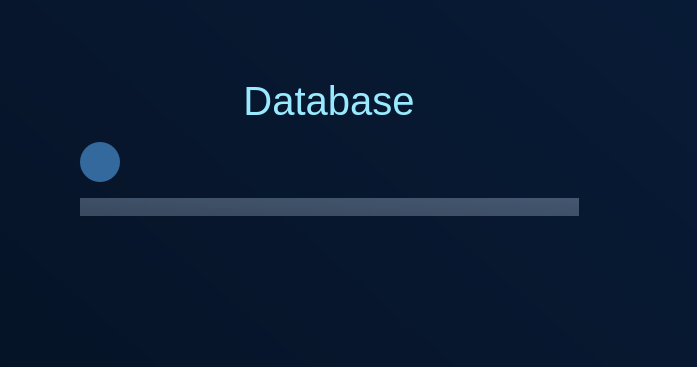
Above: mainwindow.ui from tiutcristian/Passcrypt before the change; both pictures show x 117 to 814 and y 0 to 367 of the 814 by 706 pixel window. Below: the same form after it.
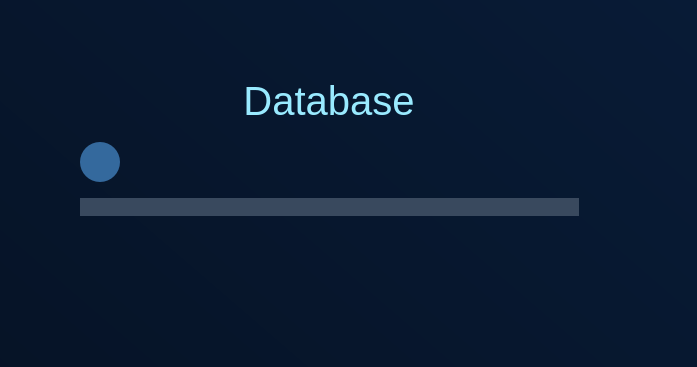
That is the form after the change. The open tabs and pages were chosen to show the change. Icons and pictures are not drawn.

Commit message: edit connected to button

Diff of the .ui file:
```diff
--- a/mainwindow.ui
+++ b/mainwindow.ui
@@ -893,7 +893,7 @@
                    </property>
                    <property name="styleSheet">
                     <string notr="true">#passwordsSubcontainer{
-	background-color: qlineargradient(spread:pad, x1:0, y1:1, x2:1, y2:0, stop:0 rgba(57, 73, 94, 255), stop:1 rgba(68, 87, 112, 255));
+	background-color: rgb(57, 73, 94);
 	border-radius: 26px;
 }
 
@@ -907,10 +907,6 @@
 	border-radius: 17px;
 }
 
-#passwordsSubcontainer QWidget:hover{
-	background-color: rgb(71, 91, 117);
-}
-
 #passwordsSubcontainer QLineEdit{
 	color: rgb(153, 234, 255);
 	/*qproperty-alignment: AlignCenter;*/
```
Left out of the diff: 2 changed lines with no effect on the pictures. The commit also changes 5 other files.
